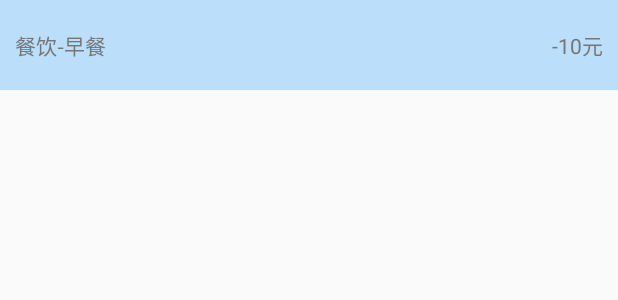
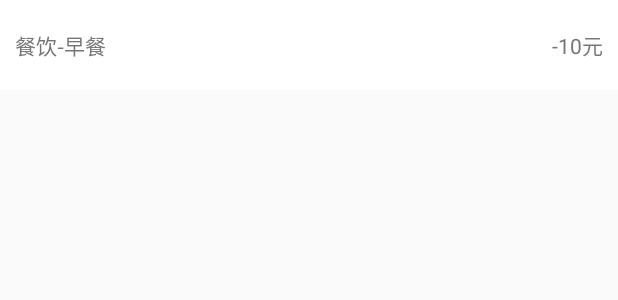
Before and after one commit to jimolonely/MyCost, an Android app: the layout item_day_cost_item.xml on its own in the app's theme, with its tools: preview values and no code run, on a phone screen of 412 x 824 dp. Shown: the top 300 px of the screen. Run offline under Robolectric (Android 15) with nearby library versions, the light colour scheme and no system bars.

Commit message:
重构代码

```diff
--- a/android-app/app/src/main/java/com/jimo/mycost/MainActivity.java
+++ b/android-app/app/src/main/java/com/jimo/mycost/MainActivity.java
@@ -220,8 +220,8 @@ public class MainActivity extends Activity {
     protected void onResume() {
         super.onResume();
         //刷新列表
-        queryData();
-        dayCostItemAdapter.notifyDataSetChanged();
+//        queryData();
+//        dayCostItemAdapter.notifyDataSetChanged();
     }
 
     /**
--- a/android-app/app/src/main/java/com/jimo/mycost/util/JimoUtil.java
+++ b/android-app/app/src/main/java/com/jimo/mycost/util/JimoUtil.java
@@ -84,7 +84,7 @@ public class JimoUtil {
             int t = Integer.parseInt(t1[i]) + Integer.parseInt(t2[i]) + carry;
             carry = t / 60;
             t %= 60;
-            re[t1.length - i - 1] = t / 10 == 0 ? "0" + t : t + "";
+            re[i] = t / 10 == 0 ? "0" + t : t + "";
         }
         return TextUtils.join(":", re);
     }
--- a/android-app/app/src/main/res/layout/item_day_cost_item.xml
+++ b/android-app/app/src/main/res/layout/item_day_cost_item.xml
@@ -2,7 +2,7 @@
 <RelativeLayout xmlns:android="http://schemas.android.com/apk/res/android"
     android:layout_width="match_parent"
     android:layout_height="60dp"
-    android:background="@color/primary_light"
+    android:background="@color/icons"
     android:padding="10dp"
     android:paddingLeft="20dp"
     android:paddingRight="20dp">
--- a/android-app/app/src/main/res/layout/item_day_cost_title.xml
+++ b/android-app/app/src/main/res/layout/item_day_cost_title.xml
@@ -8,9 +8,9 @@
         android:id="@+id/tv_date"
         android:layout_width="match_parent"
         android:layout_height="match_parent"
-        android:background="@color/icons"
+        android:background="@color/divider"
         android:gravity="center"
         android:text="2017-06-10"
-        android:textColor="@color/primary_text" />
+        android:textColor="@color/icons" />
 
 </LinearLayout>
```
Also changed, not shown: 1 other file.
